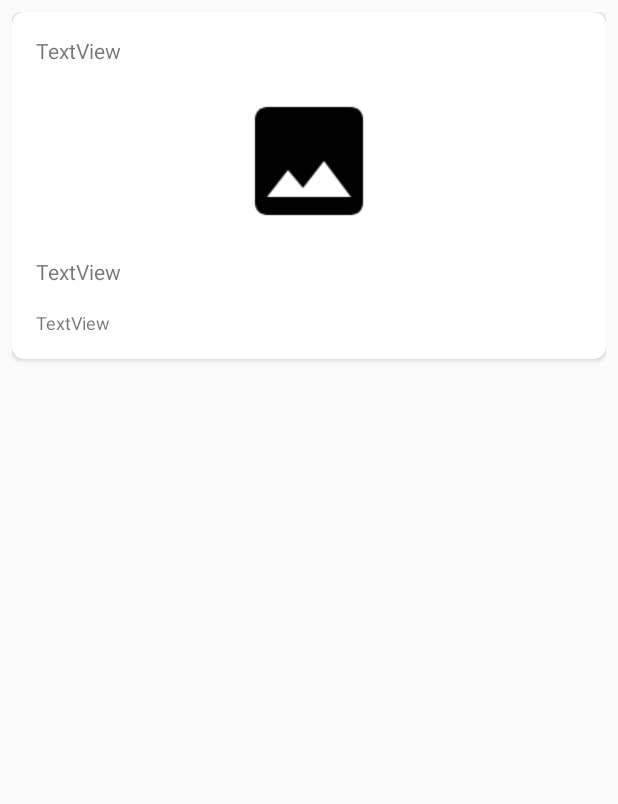
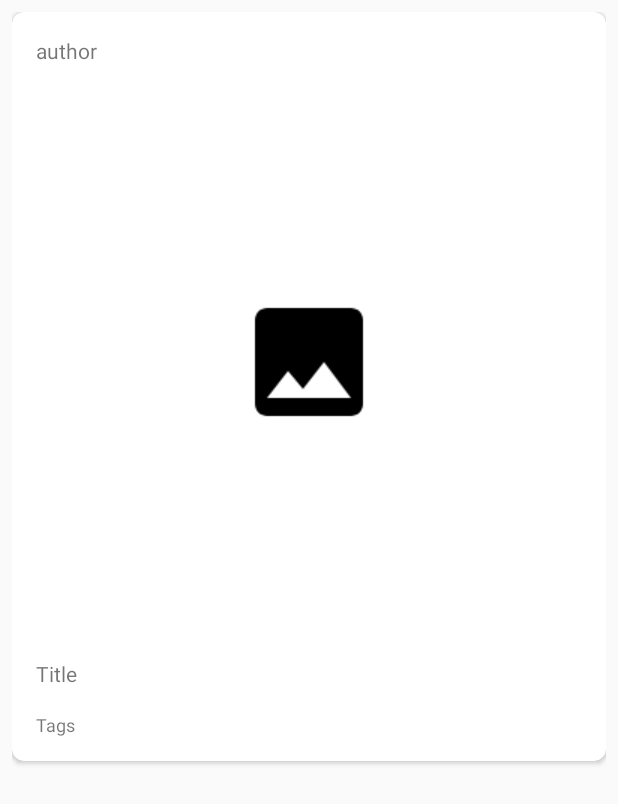
Before and after one commit to Breldan-Muturi/ManziKotlin, an Android app: the layout content_photo_detail.xml on its own in the app's theme, with its tools: preview values and no code run, on a phone screen of 412 x 824 dp. Shown: the top 804 px of the screen. Run offline under Robolectric (Android 15) with nearby library versions, the phone set to English and light mode, and no system bars.

Commit message:
String resource placeholders added

```diff
--- a/app/src/main/java/turi/manzi/manzikotlin/PhotoDetailActivity.kt
+++ b/app/src/main/java/turi/manzi/manzikotlin/PhotoDetailActivity.kt
@@ -12,8 +12,8 @@ class PhotoDetailActivity : BaseActivity() {
         activateToolbar(true)
 //        val photo = intent.getSerializableExtra(PHOTO_TRANSFER) as Photo
         val photo = intent.extras!!.getParcelable<Photo>(PHOTO_TRANSFER) as Photo
-        photo_title.text = photo.title
-        photo_tags.text = photo.tags
+        photo_title.text = resources.getString(R.string.photo_title_text,photo.title)
+        photo_tags.text = resources.getString(R.string.photo_tags_text,photo.tags)
         photo_author.text = photo.author
         Picasso.get().load(photo.link)
             .error(R.drawable.placeholder)
--- a/app/src/main/res/layout/browse.xml
+++ b/app/src/main/res/layout/browse.xml
@@ -1,6 +1,7 @@
 <?xml version="1.0" encoding="utf-8"?>
 <LinearLayout xmlns:android="http://schemas.android.com/apk/res/android"
     xmlns:app="http://schemas.android.com/apk/res-auto"
+    xmlns:tools="http://schemas.android.com/tools"
     android:layout_width="match_parent"
     android:layout_height="wrap_content"
     android:orientation="horizontal"
@@ -12,6 +13,7 @@
         android:layout_width="0dp"
         android:layout_height="match_parent"
         android:layout_weight="1"
+        android:contentDescription="@string/thumbnail"
         android:scaleType="fitStart"
         app:srcCompat="@drawable/placeholder" />
 
@@ -22,5 +24,5 @@
         android:layout_marginStart="16dp"
         android:layout_marginLeft="16dp"
         android:layout_weight="2"
-        android:text="TextView" />
+        tools:text="@string/image_title" />
 </LinearLayout>
--- a/app/src/main/res/layout/content_photo_detail.xml
+++ b/app/src/main/res/layout/content_photo_detail.xml
@@ -26,13 +26,15 @@
                 android:layout_width="match_parent"
                 android:layout_height="wrap_content"
                 android:layout_margin="8dp"
-                android:text="TextView" />
+                tools:text="@string/author" />
 
             <ImageView
                 android:id="@+id/photo_image"
                 android:layout_width="match_parent"
                 android:layout_height="wrap_content"
                 android:layout_margin="8dp"
+                android:adjustViewBounds="true"
+                android:contentDescription="@string/browse_image"
                 android:scaleType="center"
                 app:srcCompat="@drawable/placeholder" />
 
@@ -41,15 +43,15 @@
                 android:layout_width="match_parent"
                 android:layout_height="wrap_content"
                 android:layout_margin="8dp"
-                android:text="TextView" />
+                tools:text="@string/title" />
 
             <TextView
                 android:id="@+id/photo_tags"
                 android:layout_width="match_parent"
                 android:layout_height="wrap_content"
                 android:layout_margin="8dp"
-                android:text="TextView"
-                android:textSize="12sp" />
+                android:textSize="12sp"
+                tools:text="@string/tags" />
         </LinearLayout>
     </androidx.cardview.widget.CardView>
 </ScrollView>
--- a/app/src/main/res/values/strings.xml
+++ b/app/src/main/res/values/strings.xml
@@ -3,4 +3,13 @@
     <string name="action_settings">Settings</string>
     <string name="title_activity_search">SearchActivity</string>
     <string name="title_activity_photo_detail">Photo Detail</string>
+    <string name="author">author</string>
+    <string name="title">Title</string>
+    <string name="tags">Tags</string>
+    <string name="browse_image">Browse image</string>
+    <string name="image_title">image title</string>
+    <string name="thumbnail">Thumbnail</string>
+    <string name="photo_title_text">Title: %s</string>
+    <string name="photo_tags_text">Tags: %s</string>
+<!--    <string name="photo_author_text">%1$s %2$s %3$s</string>-->
 </resources>
```
